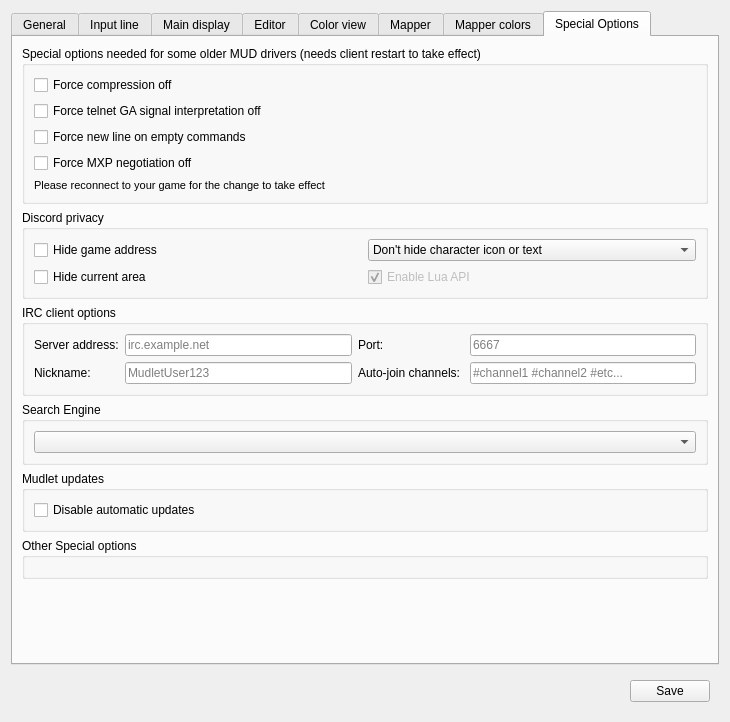
First picture: the form in src/ui/profile_preferences.ui, repository Mudlet/Mudlet, before the edit.
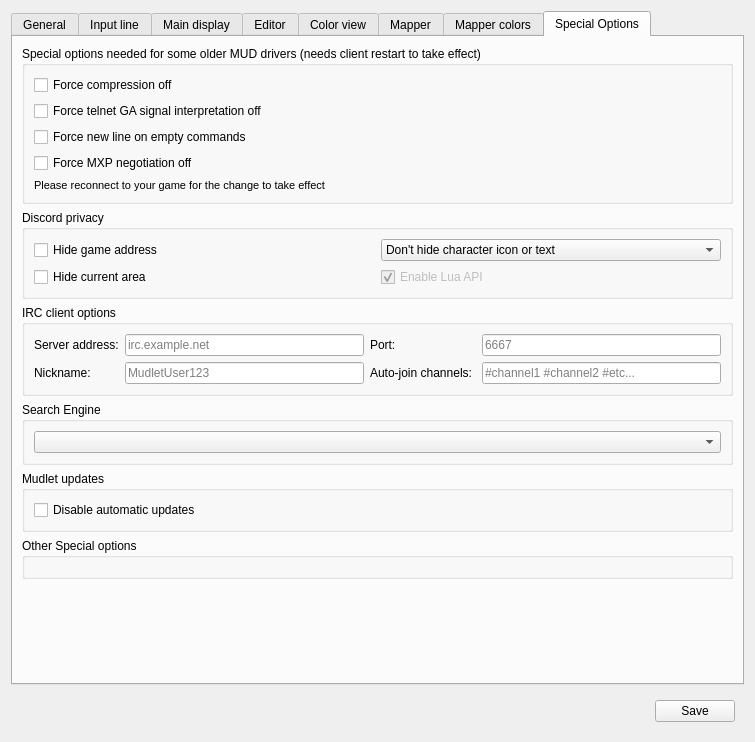
Second picture: the form after the edit. The open tabs and pages were chosen to show the change. Icons and pictures are not drawn. Custom widgets are drawn as their Qt base class.

Patch:
```diff
--- a/src/ui/profile_preferences.ui
+++ b/src/ui/profile_preferences.ui
@@ -6,8 +6,8 @@
    <rect>
     <x>0</x>
     <y>0</y>
-    <width>730</width>
-    <height>722</height>
+    <width>755</width>
+    <height>742</height>
    </rect>
   </property>
   <property name="sizePolicy">
```
Left out of the diff: 4 changed lines with no effect on the pictures.
